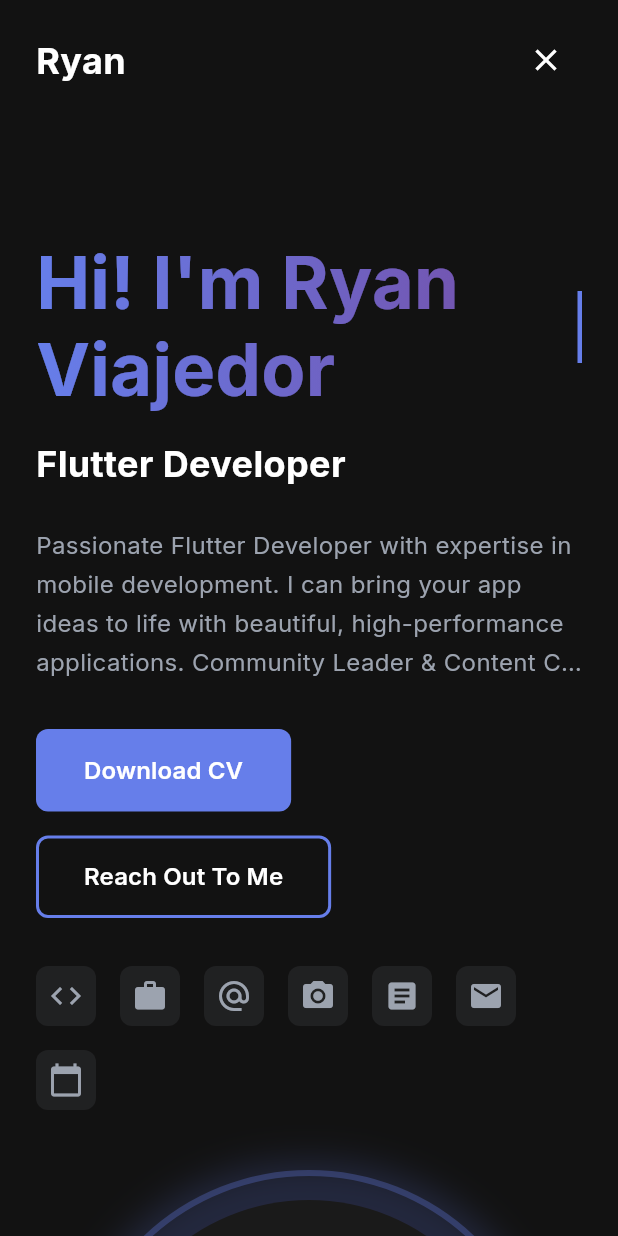
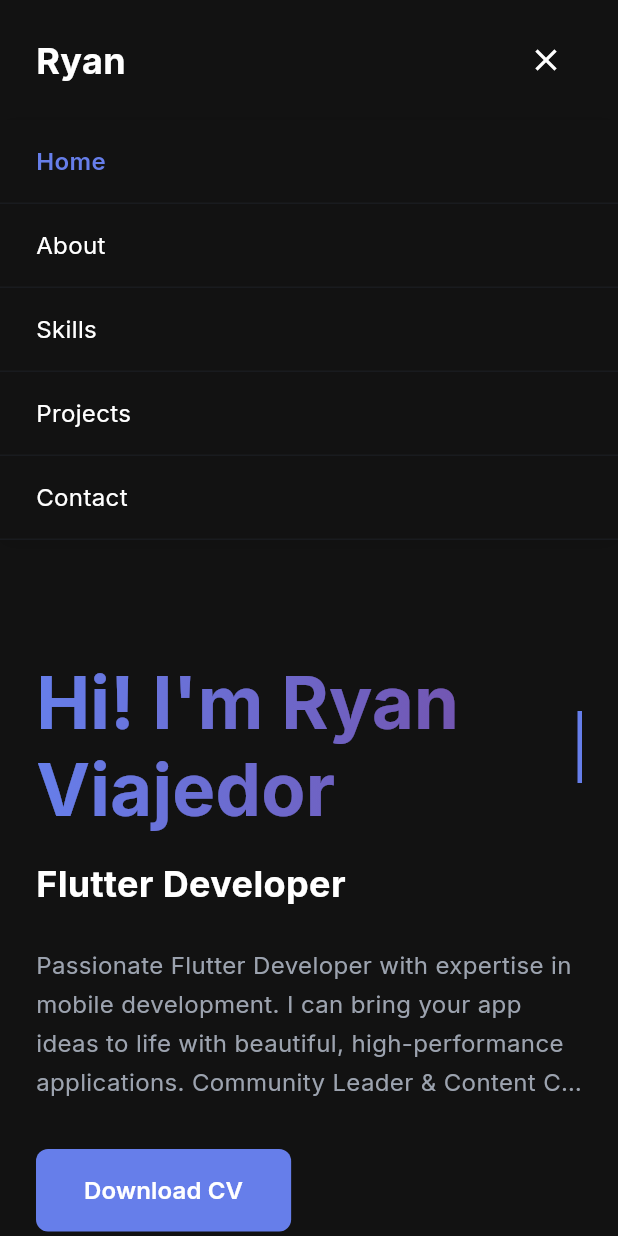
Before and after one commit to ryanmviajedor/flutter_portfolio, a Flutter app: the screen it shows after launch, after a tap on the "menu" icon, on a phone screen of 412 x 824 dp. Run offline on Flutter 3.47's test engine with Material 3 defaults, Android fonts, the light colour scheme and no system bars; our stand-ins replace google_fonts.

Commit message:
fix: Implement working mobile hamburger menu
- Add animated mobile menu that appears when hamburger button is clicked
- Mobile menu shows all navigation items (Home, About, Skills, Projects, Contact)
- Smooth 300ms animation with easeInOut curve for menu appearance
- Full-width menu items with proper padding and styling
- Active section highlighting in mobile menu
- Menu closes automatically when navigation item is selected
- Professional mobile UX with Material Design ripple effects
- Proper border separators between menu items

```diff
--- a/lib/src/widgets/nav_bar.dart
+++ b/lib/src/widgets/nav_bar.dart
@@ -36,7 +36,9 @@
   Widget build(BuildContext context) {
     final isWide = MediaQuery.of(context).size.width > 768;
 
-    return Container(
+    return Column(
+      children: [
+        Container(
           decoration: BoxDecoration(
             color: _isScrolled
                 ? AppColors.background.withValues(alpha: 0.9)
@@ -100,6 +102,64 @@
               ],
             ),
           ),
+        ),
+
+        // Mobile Menu
+        if (!isWide && _isMenuOpen)
+          AnimatedContainer(
+            duration: const Duration(milliseconds: 300),
+            curve: Curves.easeInOut,
+            decoration: BoxDecoration(
+              color: AppColors.background.withValues(alpha: 0.95),
+              boxShadow: [
+                BoxShadow(
+                  color: Colors.black.withValues(alpha: 0.1),
+                  blurRadius: 10,
+                  offset: const Offset(0, 2),
+                ),
+              ],
+            ),
+            child: Column(
+              children: _navItems.map((item) {
+                final isActive = _activeSection == item['path'];
+                return Container(
+                  width: double.infinity,
+                  decoration: BoxDecoration(
+                    border: Border(
+                      bottom: BorderSide(
+                        color: AppColors.border.withValues(alpha: 0.2),
+                        width: 1,
+                      ),
+                    ),
+                  ),
+                  child: Material(
+                    color: Colors.transparent,
+                    child: InkWell(
+                      onTap: () => _scrollToSection(item['path']!),
+                      child: Container(
+                        padding: const EdgeInsets.symmetric(
+                          horizontal: 24,
+                          vertical: 16,
+                        ),
+                        child: Text(
+                          item['name']!,
+                          style: TextStyle(
+                            fontSize: 16,
+                            fontWeight:
+                                isActive ? FontWeight.w600 : FontWeight.w400,
+                            color: isActive
+                                ? AppColors.primary
+                                : AppColors.foreground,
+                          ),
+                        ),
+                      ),
+                    ),
+                  ),
+                );
+              }).toList(),
+            ),
+          ),
+      ],
     );
   }
 
```
Lines whose indentation alone changed are shown as unchanged.
